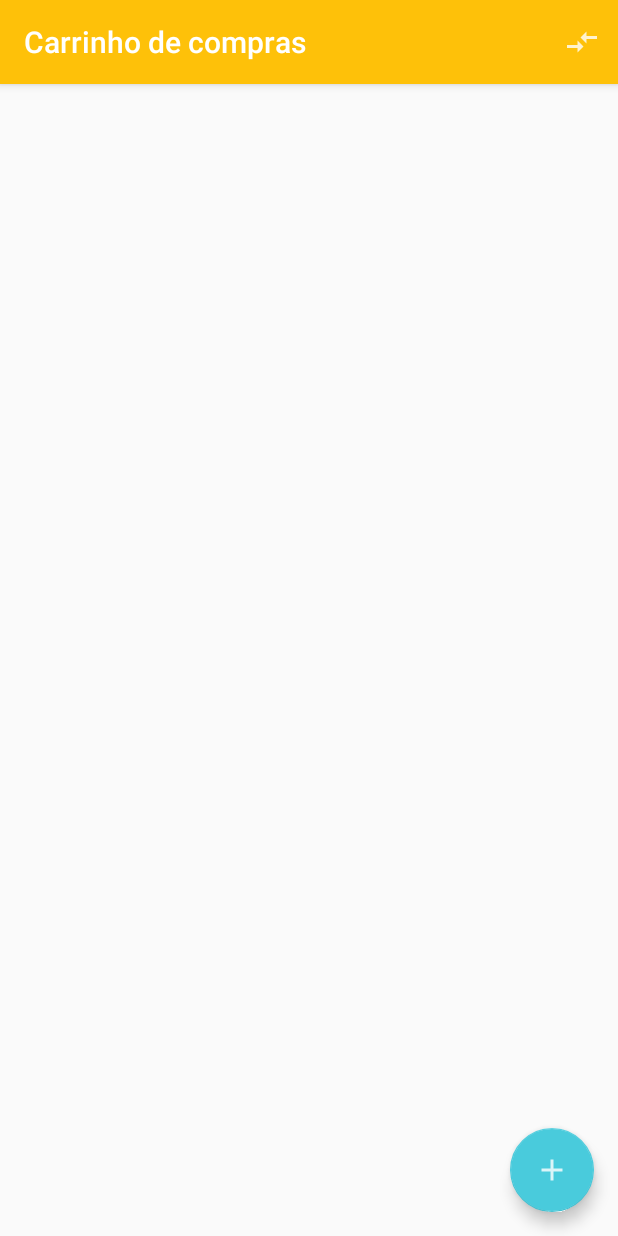
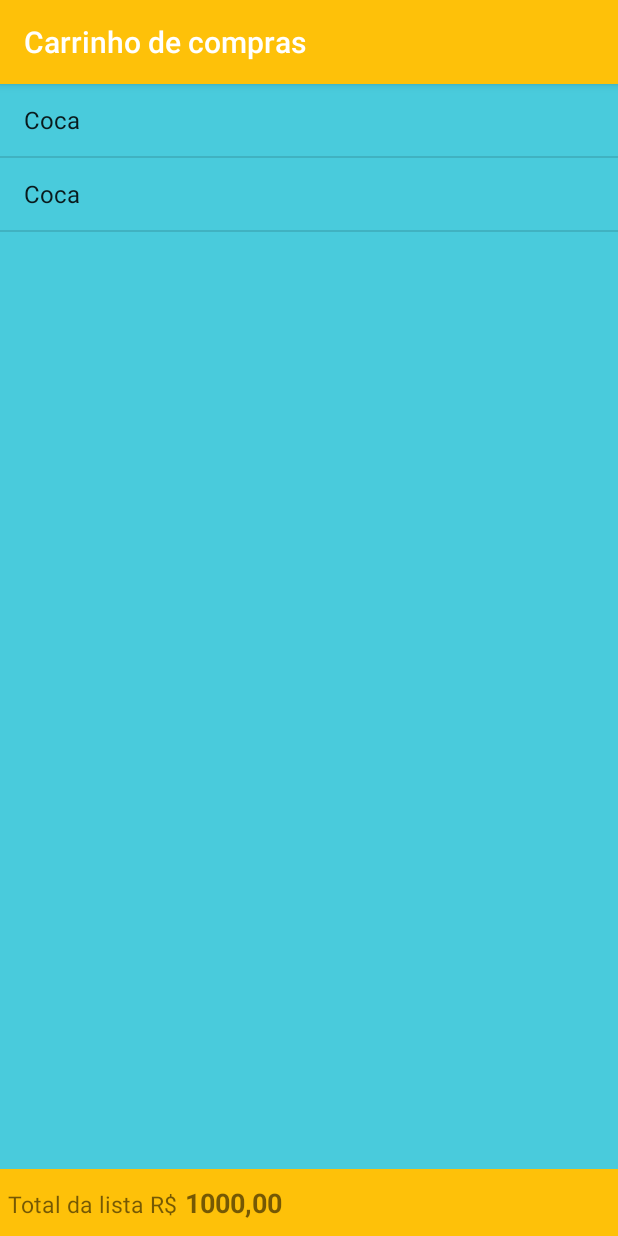
Before and after one commit to raphaelframos/devmov1, an Android app: the screen it shows after launch (MainActivity before the commit, ListaProdutosActivity after it), on a phone screen of 412 x 824 dp. Run offline under Robolectric (Android 15) with nearby library versions, the phone set to English and light mode, and no system bars.

Commit message:
Criando tela de compras

```diff
--- a/CarrinhoDeCompras/app/build.gradle
+++ b/CarrinhoDeCompras/app/build.gradle
@@ -28,6 +28,7 @@ dependencies {
 
     implementation 'androidx.appcompat:appcompat:1.1.0'
     implementation 'androidx.constraintlayout:constraintlayout:1.1.3'
+    implementation 'androidx.legacy:legacy-support-v4:1.0.0'
     testImplementation 'junit:junit:4.12'
     androidTestImplementation 'androidx.test.ext:junit:1.1.1'
     androidTestImplementation 'androidx.test.espresso:espresso-core:3.2.0'
--- a/CarrinhoDeCompras/app/src/main/AndroidManifest.xml
+++ b/CarrinhoDeCompras/app/src/main/AndroidManifest.xml
@@ -9,7 +9,10 @@
         android:roundIcon="@mipmap/ic_launcher_round"
         android:supportsRtl="true"
         android:theme="@style/AppTheme">
-        <activity android:name=".NovoProdutoActivity" android:label="@string/novo_produto"></activity>
+        <activity android:name=".ListaProdutosActivity"></activity>
+        <activity
+            android:name=".NovoProdutoActivity"
+            android:label="@string/novo_produto" />
         <activity
             android:name=".CalculoActivity"
             android:label="@string/melhor_preco" />
--- /dev/null
+++ b/CarrinhoDeCompras/app/src/main/java/br/com/raphaelframos/carrinhodecompras/ListaProdutosActivity.java
@@ -0,0 +1,20 @@
+package br.com.raphaelframos.carrinhodecompras;
+
+import androidx.appcompat.app.AppCompatActivity;
+
+import android.os.Bundle;
+
+import br.com.raphaelframos.carrinhodecompras.fragments.CalculadoraFragment;
+import br.com.raphaelframos.carrinhodecompras.fragments.ListaComprasFragment;
+
+public class ListaProdutosActivity extends AppCompatActivity {
+
+    @Override
+    protected void onCreate(Bundle savedInstanceState) {
+        super.onCreate(savedInstanceState);
+        setContentView(R.layout.activity_lista_produtos);
+
+        getSupportFragmentManager().beginTransaction().replace(R.id.linearLayout_acima, new ListaComprasFragment()).commit();
+        getSupportFragmentManager().beginTransaction().replace(R.id.linearLayout_abaixo, new CalculadoraFragment()).commit();
+    }
+}
--- a/CarrinhoDeCompras/app/src/main/java/br/com/raphaelframos/carrinhodecompras/MainActivity.java
+++ b/CarrinhoDeCompras/app/src/main/java/br/com/raphaelframos/carrinhodecompras/MainActivity.java
@@ -29,7 +29,6 @@ public class MainActivity extends AppCompatActivity {
     private ListView listViewProdutos;
     private ArrayList<Produto> produtos;
     private ArrayAdapter<Produto> adapter;
-
 
     @Override
     protected void onCreate(Bundle savedInstanceState) {
@@ -74,6 +73,8 @@ public class MainActivity extends AppCompatActivity {
                 startActivity(new Intent(MainActivity.this, NovoProdutoActivity.class));
             }
         });
+
+        startActivity(new Intent(this, ListaProdutosActivity.class));
     }
 
     private void criaAdapter() {
--- /dev/null
+++ b/CarrinhoDeCompras/app/src/main/java/br/com/raphaelframos/carrinhodecompras/fragments/CalculadoraFragment.java
@@ -0,0 +1,44 @@
+package br.com.raphaelframos.carrinhodecompras.fragments;
+
+import android.os.Bundle;
+
+import androidx.annotation.Nullable;
+import androidx.fragment.app.Fragment;
+
+import android.view.LayoutInflater;
+import android.view.View;
+import android.view.ViewGroup;
+import android.widget.LinearLayout;
+
+import br.com.raphaelframos.carrinhodecompras.R;
+
+/**
+ * A simple {@link Fragment} subclass.
+ */
+public class CalculadoraFragment extends Fragment {
+
+    public CalculadoraFragment() {
+        // Required empty public constructor
+    }
+
+
+    @Override
+    public View onCreateView(LayoutInflater inflater, ViewGroup container,
+                             Bundle savedInstanceState) {
+        // Inflate the layout for this fragment
+        return inflater.inflate(R.layout.fragment_calculadora, container, false);
+    }
+
+    @Override
+    public void onActivityCreated(@Nullable Bundle savedInstanceState) {
+        super.onActivityCreated(savedInstanceState);
+
+        LinearLayout linearLayoutSaldo = getView().findViewById(R.id.linearLayout_saldo);
+        linearLayoutSaldo.setOnClickListener(new View.OnClickListener() {
+            @Override
+            public void onClick(View v) {
+                new DialogInformacoesFragment().show(getFragmentManager(), "info");
+            }
+        });
+    }
+}
--- /dev/null
+++ b/CarrinhoDeCompras/app/src/main/java/br/com/raphaelframos/carrinhodecompras/fragments/DialogInformacoesFragment.java
@@ -0,0 +1,30 @@
+package br.com.raphaelframos.carrinhodecompras.fragments;
+
+import android.os.Bundle;
+
+import androidx.fragment.app.DialogFragment;
+import androidx.fragment.app.Fragment;
+
+import android.view.LayoutInflater;
+import android.view.View;
+import android.view.ViewGroup;
+
+import br.com.raphaelframos.carrinhodecompras.R;
+
+/**
+ * A simple {@link Fragment} subclass.
+ */
+public class DialogInformacoesFragment extends DialogFragment {
+
+    public DialogInformacoesFragment() {
+        // Required empty public constructor
+    }
+
+
+    @Override
+    public View onCreateView(LayoutInflater inflater, ViewGroup container,
+                             Bundle savedInstanceState) {
+        // Inflate the layout for this fragment
+        return inflater.inflate(R.layout.fragment_dialog_informacoes, container, false);
+    }
+}
--- /dev/null
+++ b/CarrinhoDeCompras/app/src/main/java/br/com/raphaelframos/carrinhodecompras/fragments/ListaComprasFragment.java
@@ -0,0 +1,48 @@
+package br.com.raphaelframos.carrinhodecompras.fragments;
+
+import android.os.Bundle;
+
+import androidx.annotation.Nullable;
+import androidx.fragment.app.Fragment;
+import androidx.recyclerview.widget.RecyclerView;
+
+import android.view.LayoutInflater;
+import android.view.View;
+import android.view.ViewGroup;
+import android.widget.ArrayAdapter;
+import android.widget.ListView;
+
+import java.util.ArrayList;
+
+import br.com.raphaelframos.carrinhodecompras.R;
+import br.com.raphaelframos.carrinhodecompras.model.ItemDoPedido;
+
+/**
+ * A simple {@link Fragment} subclass.
+ */
+public class ListaComprasFragment extends Fragment {
+
+    public ListaComprasFragment() {
+        // Required empty public constructor
+    }
+
+
+    @Override
+    public View onCreateView(LayoutInflater inflater, ViewGroup container,
+                             Bundle savedInstanceState) {
+        // Inflate the layout for this fragment
+        return inflater.inflate(R.layout.fragment_lista_compras, container, false);
+    }
+
+    @Override
+    public void onActivityCreated(@Nullable Bundle savedInstanceState) {
+        super.onActivityCreated(savedInstanceState);
+
+        ListView listViewCompras = getView().findViewById(R.id.listView_compras);
+        ArrayList<ItemDoPedido> itens = new ArrayList<>();
+        itens.add(new ItemDoPedido());
+        itens.add(new ItemDoPedido());
+        ArrayAdapter<ItemDoPedido> itemAdapter = new ArrayAdapter<>(getContext(), android.R.layout.simple_list_item_1, itens);
+        listViewCompras.setAdapter(itemAdapter);
+    }
+}
--- /dev/null
+++ b/CarrinhoDeCompras/app/src/main/java/br/com/raphaelframos/carrinhodecompras/model/ItemDoPedido.java
@@ -0,0 +1,46 @@
+package br.com.raphaelframos.carrinhodecompras.model;
+
+import androidx.annotation.NonNull;
+
+public class ItemDoPedido {
+
+    private String nome;
+    private double preco;
+    private int quantidade;
+
+    public ItemDoPedido(){
+        setNome("Coca");
+        setPreco(10);
+        setQuantidade(6);
+    }
+
+    public String getNome() {
+        return nome;
+    }
+
+    public void setNome(String nome) {
+        this.nome = nome;
+    }
+
+    public double getPreco() {
+        return preco;
+    }
+
+    public void setPreco(double preco) {
+        this.preco = preco;
+    }
+
+    public int getQuantidade() {
+        return quantidade;
+    }
+
+    public void setQuantidade(int quantidade) {
+        this.quantidade = quantidade;
+    }
+
+    @NonNull
+    @Override
+    public String toString() {
+        return getNome();
+    }
+}
--- /dev/null
+++ b/CarrinhoDeCompras/app/src/main/res/layout/activity_lista_produtos.xml
@@ -0,0 +1,27 @@
+<?xml version="1.0" encoding="utf-8"?>
+<LinearLayout xmlns:android="http://schemas.android.com/apk/res/android"
+    xmlns:app="http://schemas.android.com/apk/res-auto"
+    xmlns:tools="http://schemas.android.com/tools"
+    android:layout_width="match_parent"
+    android:layout_height="match_parent"
+    android:orientation="vertical"
+    tools:context=".ListaProdutosActivity">
+
+    <LinearLayout
+        android:id="@+id/linearLayout_acima"
+        android:orientation="vertical"
+        android:layout_width="match_parent"
+        android:layout_height="0dip"
+        android:layout_weight="1"
+        android:background="@color/colorAccent"
+        ></LinearLayout>
+
+    <LinearLayout
+        android:background="@color/colorPrimary"
+        android:id="@+id/linearLayout_abaixo"
+        android:layout_width="match_parent"
+        android:layout_height="wrap_content"
+        android:orientation="vertical"></LinearLayout>
+
+
+</LinearLayout>
--- /dev/null
+++ b/CarrinhoDeCompras/app/src/main/res/layout/fragment_calculadora.xml
@@ -0,0 +1,28 @@
+<?xml version="1.0" encoding="utf-8"?>
+<LinearLayout xmlns:android="http://schemas.android.com/apk/res/android"
+    xmlns:tools="http://schemas.android.com/tools"
+    android:layout_width="match_parent"
+    android:layout_height="wrap_content"
+    android:orientation="horizontal"
+    android:layout_marginTop="10dp"
+    android:layout_marginBottom="10dp"
+    android:id="@+id/linearLayout_saldo"
+    android:layout_marginLeft="5dp"
+    tools:context=".fragments.CalculadoraFragment">
+
+    <!-- TODO: Update blank fragment layout -->
+    <TextView
+        android:layout_width="wrap_content"
+        android:layout_height="wrap_content"
+        android:text="Total da lista R$"
+        android:textSize="15sp" />
+
+    <TextView
+        android:textSize="18sp"
+        android:textStyle="bold"
+        android:layout_marginLeft="5dp"
+        android:text="1000,00"
+        android:layout_width="wrap_content"
+        android:layout_height="wrap_content"></TextView>
+
+</LinearLayout>
--- /dev/null
+++ b/CarrinhoDeCompras/app/src/main/res/layout/fragment_dialog_informacoes.xml
@@ -0,0 +1,15 @@
+<?xml version="1.0" encoding="utf-8"?>
+<FrameLayout xmlns:android="http://schemas.android.com/apk/res/android"
+    xmlns:tools="http://schemas.android.com/tools"
+    android:layout_width="match_parent"
+    android:layout_height="match_parent"
+    tools:context=".fragments.DialogInformacoesFragment">
+
+    <!-- TODO: Update blank fragment layout -->
+    <TextView
+        android:layout_width="match_parent"
+        android:layout_height="match_parent"
+        android:text="Você está gastando muito!!!"
+        android:textSize="36sp" />
+
+</FrameLayout>
--- /dev/null
+++ b/CarrinhoDeCompras/app/src/main/res/layout/fragment_lista_compras.xml
@@ -0,0 +1,13 @@
+<?xml version="1.0" encoding="utf-8"?>
+<FrameLayout xmlns:android="http://schemas.android.com/apk/res/android"
+    xmlns:tools="http://schemas.android.com/tools"
+    android:layout_width="match_parent"
+    android:layout_height="match_parent"
+    tools:context=".fragments.ListaComprasFragment">
+
+    <ListView
+        android:id="@+id/listView_compras"
+        android:layout_width="match_parent"
+        android:layout_height="match_parent"></ListView>
+
+</FrameLayout>
--- a/CarrinhoDeCompras/app/src/main/res/values/strings.xml
+++ b/CarrinhoDeCompras/app/src/main/res/values/strings.xml
@@ -20,4 +20,7 @@
         <item>Kg</item>
         <item>L</item>
     </string-array>
+
+    <!-- TODO: Remove or change this placeholder text -->
+    <string name="hello_blank_fragment">Hello blank fragment</string>
 </resources>
--- a/CarrinhoDeCompras/build.gradle
+++ b/CarrinhoDeCompras/build.gradle
@@ -8,7 +8,7 @@ buildscript {
 
     }
     dependencies {
-        classpath 'com.android.tools.build:gradle:3.6.2'
+        classpath 'com.android.tools.build:gradle:3.6.3'
 
 
         // NOTE: Do not place your application dependencies here; they belong
```
